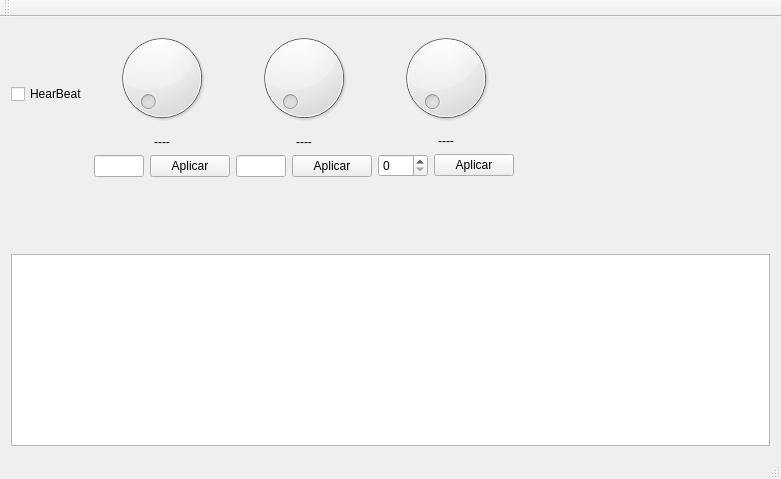
amolinap/ControlCamara, file src/mainwindow.ui: the form before one commit.
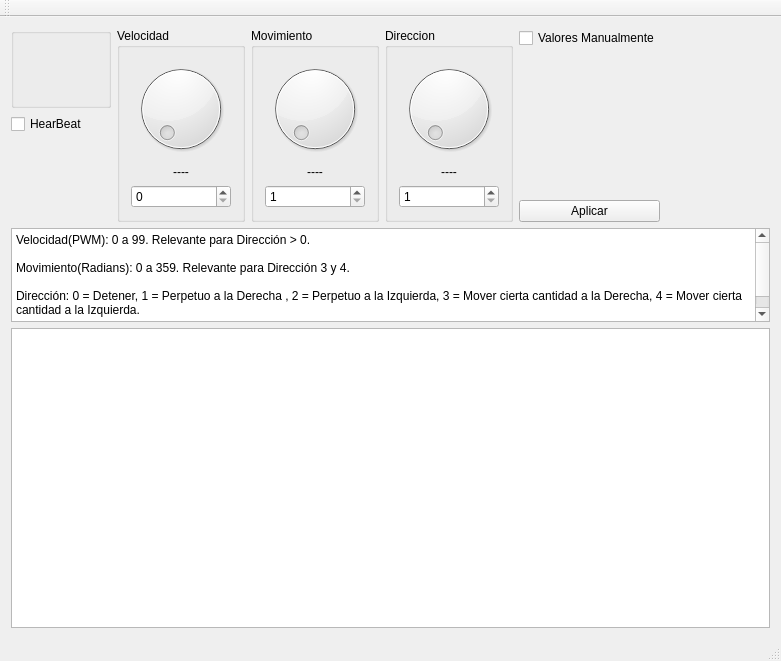
The form after the commit.

Diff of the .ui file:
```diff
--- a/src/mainwindow.ui
+++ b/src/mainwindow.ui
@@ -7,28 +7,74 @@
     <x>0</x>
     <y>0</y>
     <width>781</width>
-    <height>479</height>
+    <height>661</height>
    </rect>
   </property>
   <property name="windowTitle">
    <string>MainWindow</string>
   </property>
   <widget class="QWidget" name="centralWidget">
-   <layout class="QGridLayout" name="gridLayout">
+   <layout class="QGridLayout" name="gridLayout_5">
+    <item row="3" column="0">
+     <widget class="QPlainTextEdit" name="tbMessages">
+      <property name="minimumSize">
+       <size>
+        <width>0</width>
+        <height>300</height>
+       </size>
+      </property>
+     </widget>
+    </item>
+    <item row="2" column="0">
+     <spacer name="verticalSpacer_2">
+      <property name="orientation">
+       <enum>Qt::Vertical</enum>
+      </property>
+      <property name="sizeHint" stdset="0">
+       <size>
+        <width>20</width>
+        <height>10</height>
+       </size>
+      </property>
+     </spacer>
+    </item>
+    <item row="1" column="0">
+     <widget class="QPlainTextEdit" name="plainTextEdit">
+      <property name="plainText">
+       <string>Velocidad(PWM): 0 a 99. Relevante para Dirección &gt; 0.
+	
+Movimiento(Radians): 0 a 359. Relevante para Dirección 3 y 4.
+
+Dirección: 0 = Detener, 1 = Perpetuo a la Derecha , 2 = Perpetuo a la Izquierda, 3 = Mover cierta cantidad a la Derecha, 4 = Mover cierta cantidad a la Izquierda.</string>
+      </property>
+     </widget>
+    </item>
     <item row="0" column="0">
+     <layout class="QHBoxLayout" name="horizontalLayout_4">
+      <item>
      <layout class="QVBoxLayout" name="verticalLayout">
       <item>
-       <widget class="QWidget" name="wgHeartBeat" native="true">
+         <widget class="QGroupBox" name="gbAlertas">
         <property name="minimumSize">
          <size>
-          <width>50</width>
-          <height>50</height>
-         </size>
-        </property>
+            <width>80</width>
+            <height>80</height>
+           </size>
+          </property>
+          <property name="title">
+           <string/>
+          </property>
+          <layout class="QGridLayout" name="gridLayout_4"/>
        </widget>
       </item>
       <item>
        <widget class="QCheckBox" name="cxHeartBeat">
+          <property name="minimumSize">
+           <size>
+            <width>100</width>
+            <height>0</height>
+           </size>
+          </property>
         <property name="text">
          <string>HearBeat</string>
         </property>
@@ -49,7 +95,13 @@
       </item>
      </layout>
     </item>
-    <item row="0" column="1">
+      <item>
+       <widget class="QGroupBox" name="groupBox">
+        <property name="title">
+         <string>Velocidad</string>
+        </property>
+        <layout class="QGridLayout" name="gridLayout">
+         <item row="0" column="0">
      <layout class="QVBoxLayout" name="verticalLayout_4">
       <item>
        <widget class="QDial" name="dlVelocidad">
@@ -80,27 +132,26 @@
       <item>
        <layout class="QHBoxLayout" name="horizontalLayout">
         <item>
-         <widget class="QLineEdit" name="tbVelocidad">
-          <property name="minimumSize">
-           <size>
-            <width>50</width>
-            <height>0</height>
-           </size>
-          </property>
+              <widget class="QSpinBox" name="cbVelocidad">
+               <property name="maximum">
+                <number>100</number>
+               </property>
+              </widget>
+             </item>
+            </layout>
+           </item>
+          </layout>
+         </item>
+        </layout>
          </widget>
         </item>
         <item>
-         <widget class="QPushButton" name="btVelocidad">
-          <property name="text">
-           <string>Aplicar</string>
-          </property>
-         </widget>
-        </item>
-       </layout>
-      </item>
-     </layout>
-    </item>
-    <item row="0" column="2">
+       <widget class="QGroupBox" name="groupBox_2">
+        <property name="title">
+         <string>Movimiento</string>
+        </property>
+        <layout class="QGridLayout" name="gridLayout_2">
+         <item row="0" column="0">
      <layout class="QVBoxLayout" name="verticalLayout_3">
       <item>
        <widget class="QDial" name="dlMovimiento">
@@ -131,27 +182,29 @@
       <item>
        <layout class="QHBoxLayout" name="horizontalLayout_2">
         <item>
-         <widget class="QLineEdit" name="tbMovimiento">
-          <property name="minimumSize">
-           <size>
-            <width>50</width>
-            <height>0</height>
-           </size>
-          </property>
+              <widget class="QSpinBox" name="cbMovimiento">
+               <property name="minimum">
+                <number>1</number>
+               </property>
+               <property name="maximum">
+                <number>360</number>
+               </property>
+              </widget>
+             </item>
+            </layout>
+           </item>
+          </layout>
+         </item>
+        </layout>
          </widget>
         </item>
         <item>
-         <widget class="QPushButton" name="btMovimiento">
-          <property name="text">
-           <string>Aplicar</string>
-          </property>
-         </widget>
-        </item>
-       </layout>
-      </item>
-     </layout>
-    </item>
-    <item row="0" column="3">
+       <widget class="QGroupBox" name="groupBox_3">
+        <property name="title">
+         <string>Direccion</string>
+        </property>
+        <layout class="QGridLayout" name="gridLayout_3">
+         <item row="0" column="0">
      <layout class="QVBoxLayout" name="verticalLayout_2">
       <item>
        <widget class="QDial" name="dlDireccion">
@@ -189,10 +242,45 @@
             <height>0</height>
            </size>
           </property>
-         </widget>
-        </item>
+               <property name="minimum">
+                <number>1</number>
+               </property>
+               <property name="maximum">
+                <number>5</number>
+               </property>
+              </widget>
+             </item>
+            </layout>
+           </item>
+          </layout>
+         </item>
+        </layout>
+       </widget>
+      </item>
         <item>
-         <widget class="QPushButton" name="btDireccion">
+       <layout class="QVBoxLayout" name="verticalLayout_5">
+        <item>
+         <widget class="QCheckBox" name="checkBox">
+          <property name="text">
+           <string>Valores Manualmente</string>
+          </property>
+         </widget>
+        </item>
+        <item>
+         <spacer name="verticalSpacer_3">
+          <property name="orientation">
+           <enum>Qt::Vertical</enum>
+          </property>
+          <property name="sizeHint" stdset="0">
+           <size>
+            <width>20</width>
+            <height>40</height>
+           </size>
+          </property>
+         </spacer>
+        </item>
+        <item>
+         <widget class="QPushButton" name="btAplicar">
           <property name="text">
            <string>Aplicar</string>
           </property>
@@ -200,9 +288,7 @@
         </item>
        </layout>
       </item>
-     </layout>
-    </item>
-    <item row="0" column="4">
+      <item>
      <spacer name="horizontalSpacer">
       <property name="orientation">
        <enum>Qt::Horizontal</enum>
@@ -215,21 +301,7 @@
       </property>
      </spacer>
     </item>
-    <item row="2" column="0" colspan="5">
-     <widget class="QPlainTextEdit" name="plainTextEdit"/>
-    </item>
-    <item row="1" column="2">
-     <spacer name="verticalSpacer_2">
-      <property name="orientation">
-       <enum>Qt::Vertical</enum>
-      </property>
-      <property name="sizeHint" stdset="0">
-       <size>
-        <width>20</width>
-        <height>40</height>
-       </size>
-      </property>
-     </spacer>
+     </layout>
     </item>
    </layout>
   </widget>
```
Lines whose indentation alone changed are shown as unchanged.
